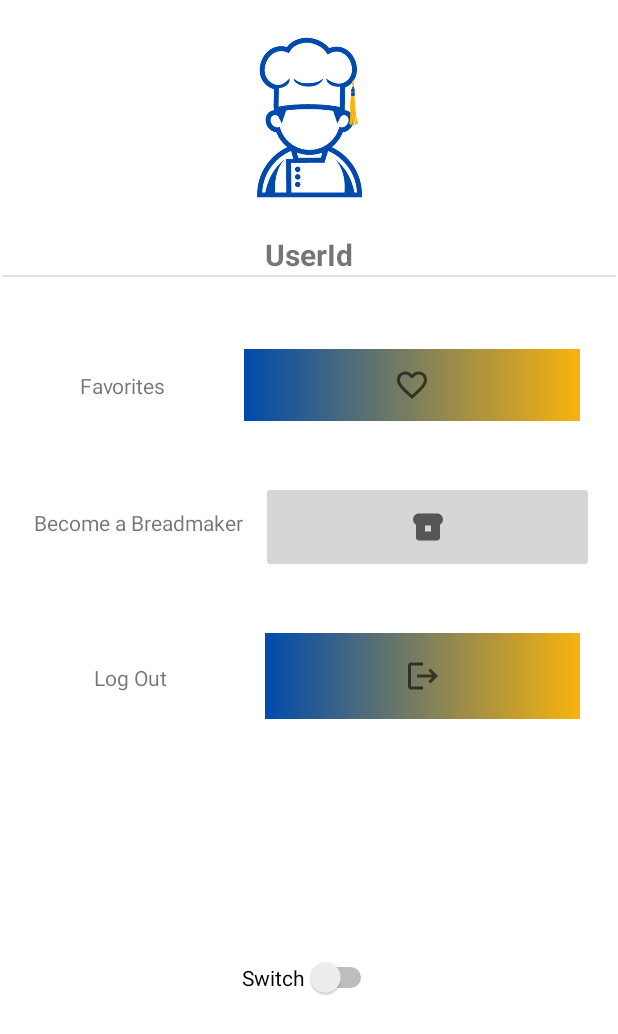
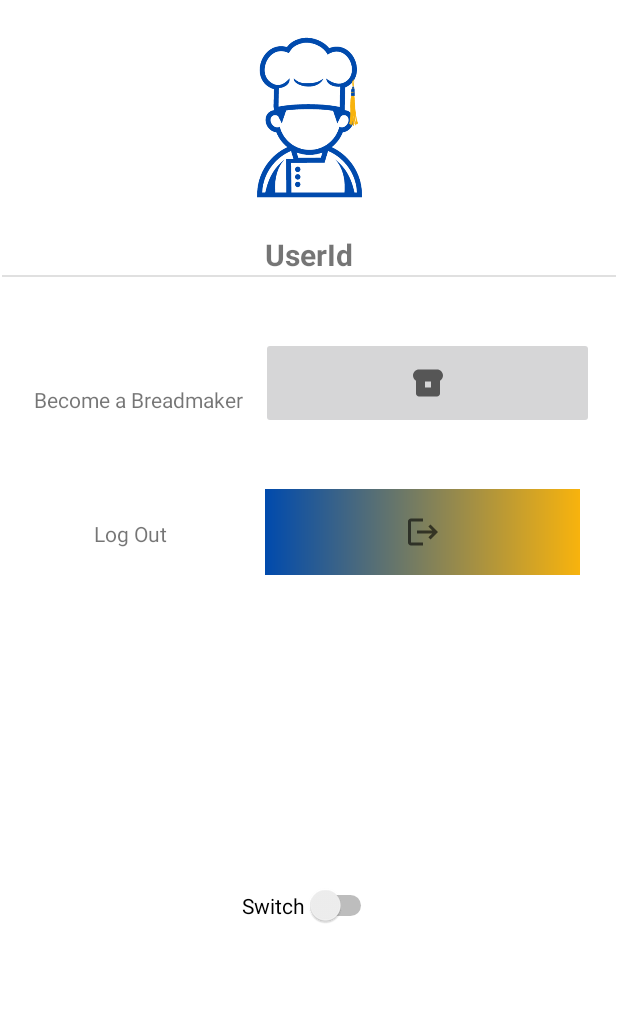
Before and after one commit to jabezj1/CampusCuisine, an Android app: the layout fragment_profile.xml on its own in the app's theme, with its tools: preview values and no code run, on a phone screen of 412 x 824 dp. Shown: the top 1034 px of the screen. Run offline under Robolectric (Android 15) with nearby library versions, the phone set to English and light mode, and no system bars.

Commit message:
fixed profile appearance

```diff
--- a/app/src/main/res/layout/fragment_profile.xml
+++ b/app/src/main/res/layout/fragment_profile.xml
@@ -27,17 +27,7 @@
         app:layout_constraintStart_toStartOf="parent"
         app:layout_constraintTop_toBottomOf="@+id/imageView" />
 
-    <ImageButton
-        android:id="@+id/btnFavorites"
-        android:layout_width="224dp"
-        android:layout_height="48dp"
-        android:layout_marginTop="48dp"
-        android:background="@drawable/gradient_drawable"
-        android:src="@drawable/ic_baseline_favorite_border_24"
-        app:layout_constraintEnd_toEndOf="parent"
-        app:layout_constraintHorizontal_bias="0.866"
-        app:layout_constraintStart_toStartOf="parent"
-        app:layout_constraintTop_toBottomOf="@+id/divider" />
+
 
     <ImageButton
         android:id="@+id/btnLogout"
@@ -62,7 +52,7 @@
         app:layout_constraintEnd_toEndOf="parent"
         app:layout_constraintHorizontal_bias="0.915"
         app:layout_constraintStart_toStartOf="parent"
-        app:layout_constraintTop_toBottomOf="@+id/btnFavorites" />
+        app:layout_constraintTop_toBottomOf="@+id/divider" />
 
     <Switch
         android:id="@+id/switch1"
@@ -83,16 +73,6 @@
         app:layout_constraintStart_toStartOf="parent"
         app:layout_constraintTop_toBottomOf="@+id/tvUser" />
 
-    <TextView
-        android:id="@+id/tvFavorites"
-        android:layout_width="wrap_content"
-        android:layout_height="wrap_content"
-        android:layout_marginTop="64dp"
-        android:text="Favorites"
-        app:layout_constraintEnd_toStartOf="@+id/btnFavorites"
-        app:layout_constraintHorizontal_bias="0.509"
-        app:layout_constraintStart_toStartOf="parent"
-        app:layout_constraintTop_toBottomOf="@+id/tvUser" />
 
     <TextView
         android:id="@+id/tvBCBreadmaker"
@@ -103,7 +83,7 @@
         app:layout_constraintEnd_toStartOf="@+id/btnBreadMaker"
         app:layout_constraintHorizontal_bias="0.645"
         app:layout_constraintStart_toStartOf="parent"
-        app:layout_constraintTop_toBottomOf="@+id/tvFavorites" />
+        app:layout_constraintTop_toBottomOf="@+id/divider" />
 
     <TextView
         android:id="@+id/tvLogout"
```
Also changed, not shown: app/src/main/java/com/example/campuscuisine/ProfileFragment.kt (+27 -3 lines), app/src/main/java/com/example/campuscuisine/User.kt (+11 -0 lines).
